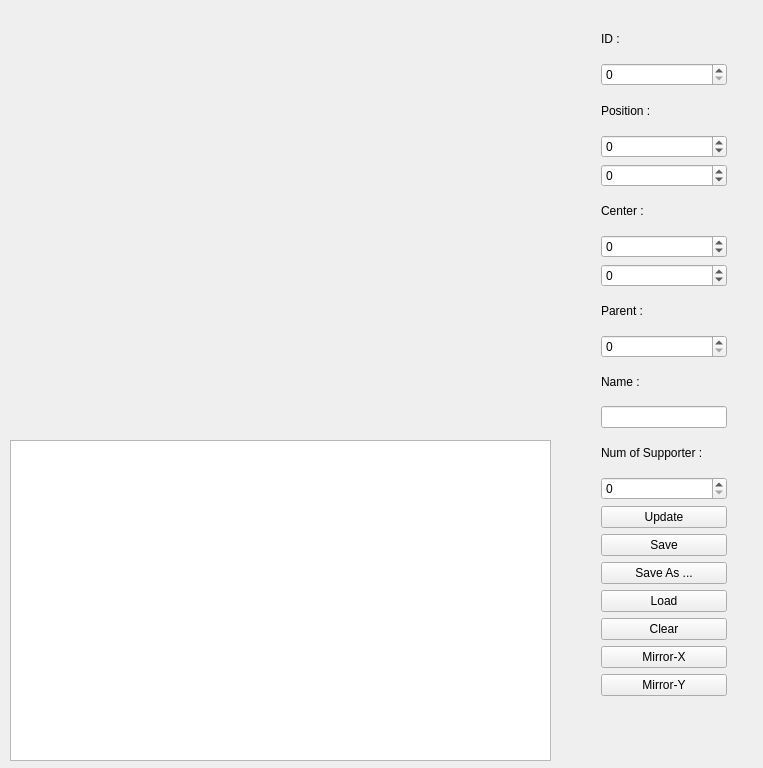
The window that Formation/mainwindow.ui (alipiry/PlanEditor) describes before a commit, drawn with Qt 5.
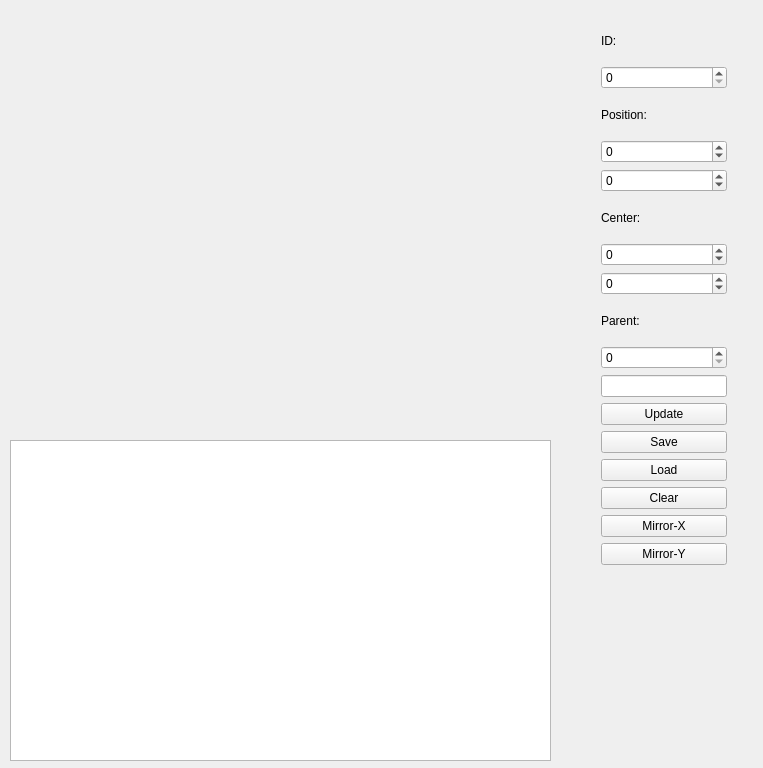
The same window after the commit.

What changed in the file:
```diff
--- a/Formation/mainwindow.ui
+++ b/Formation/mainwindow.ui
@@ -24,20 +24,20 @@
      </rect>
     </property>
    </widget>
-   <widget class="QWidget" name="layoutWidget">
+   <widget class="QWidget" name="">
     <property name="geometry">
      <rect>
       <x>590</x>
       <y>10</y>
       <width>148</width>
-      <height>739</height>
+      <height>611</height>
      </rect>
     </property>
     <layout class="QVBoxLayout" name="verticalLayout">
      <item>
       <widget class="QLabel" name="label">
        <property name="text">
-        <string>ID :</string>
+        <string>ID:</string>
        </property>
       </widget>
      </item>
@@ -51,7 +51,7 @@
      <item>
       <widget class="QLabel" name="label_2">
        <property name="text">
-        <string>Position :</string>
+        <string>Position:</string>
        </property>
       </widget>
      </item>
@@ -78,7 +78,7 @@
      <item>
       <widget class="QLabel" name="label_3">
        <property name="text">
-        <string>Center :</string>
+        <string>Center:</string>
        </property>
       </widget>
      </item>
@@ -105,7 +105,7 @@
      <item>
       <widget class="QLabel" name="label_4">
        <property name="text">
-        <string>Parent :</string>
+        <string>Parent:</string>
        </property>
       </widget>
      </item>
@@ -116,26 +116,9 @@
        </property>
       </widget>
      </item>
-     <item>
-      <widget class="QLabel" name="label_6">
-       <property name="text">
-        <string>Name :</string>
-       </property>
-      </widget>
-     </item>
      <item>
       <widget class="QLineEdit" name="b_name"/>
      </item>
-     <item>
-      <widget class="QLabel" name="label_7">
-       <property name="text">
-        <string>Num of Supporter :</string>
-       </property>
-      </widget>
-     </item>
-     <item>
-      <widget class="QSpinBox" name="NumOfSup"/>
-     </item>
      <item>
       <widget class="QPushButton" name="update">
        <property name="text">
@@ -143,17 +126,10 @@
        </property>
       </widget>
      </item>
-     <item>
-      <widget class="QPushButton" name="simpleSave">
-       <property name="text">
-        <string>Save</string>
-       </property>
-      </widget>
-     </item>
      <item>
       <widget class="QPushButton" name="save">
        <property name="text">
-        <string>Save As ...</string>
+        <string>Save</string>
        </property>
       </widget>
      </item>
```
